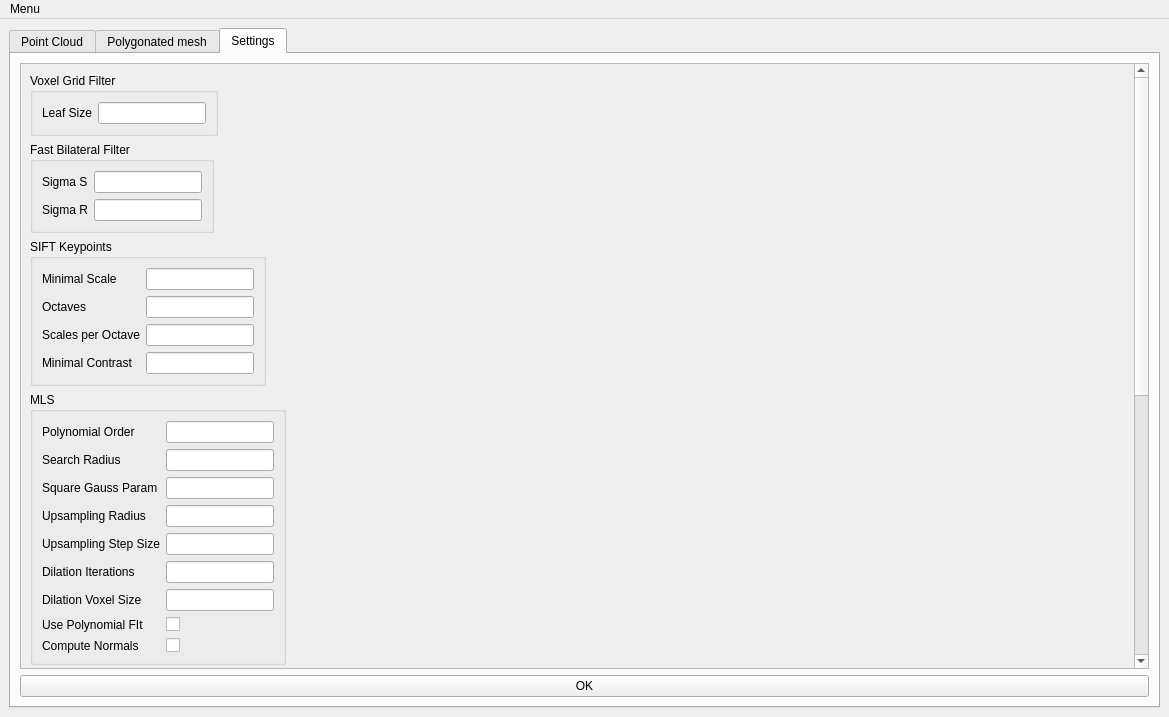
This is src/application.ui in sknot-rh/RoomScanner as Qt 5 draws it before an edit. The edited form follows.
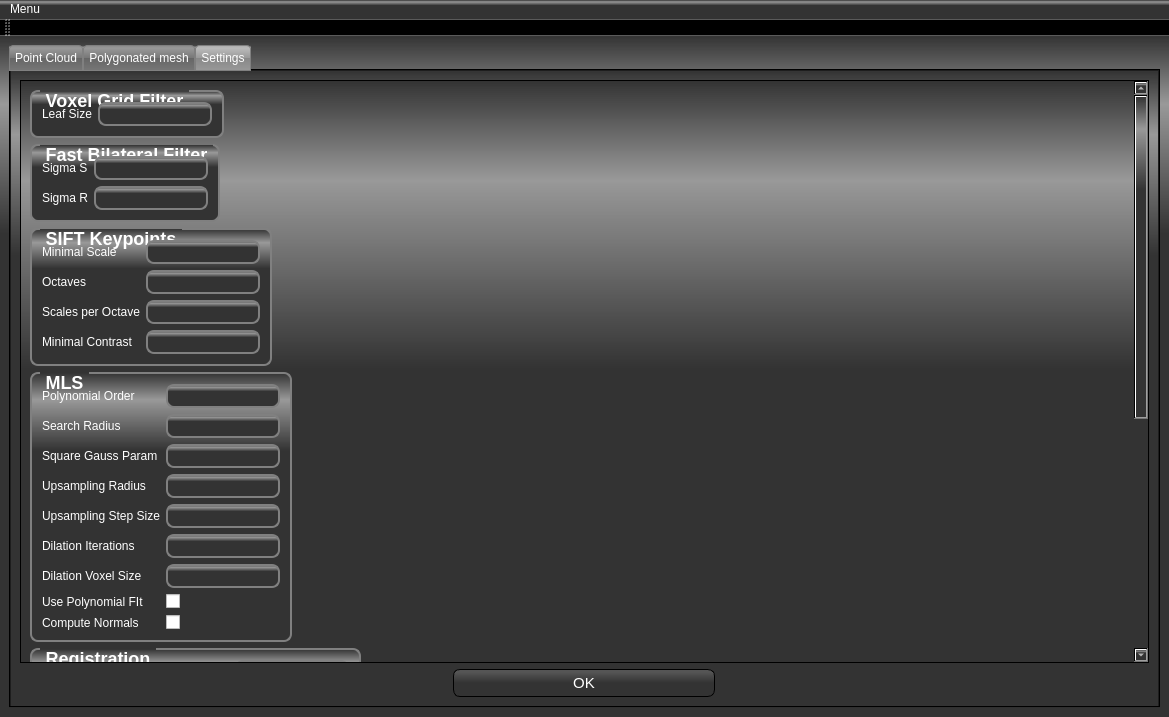
This is the edited form. The open tabs and pages were chosen to show the change. Custom widgets are drawn as their Qt base class.

Diff of the .ui file:
```diff
--- a/src/application.ui
+++ b/src/application.ui
@@ -25,8 +25,36 @@
   <property name="windowTitle">
    <string>PCLViewer</string>
   </property>
+  <property name="styleSheet">
+   <string notr="true">QWidget{
+color:white;
+background-color: QLinearGradient( x1: 0, y1: 0, x2: 0, y2: 1, stop: 0 #333 stop: 0.1 #999, stop: 0.29 #333, stop: 0.29 #333, stop: 1 #333);
+}
+
+QPushButton {
+color: white;
+background-color: QLinearGradient( x1: 0, y1: 0, x2: 0, y2: 1, stop: 0 #555, stop: 0.1 #555, stop: 0.49 #333, stop: 0.5 #333, stop: 1 #333);
+border-width: 1px;
+border-color: #000;
+border-style: solid;
+border-radius: 7;
+padding: 3px;
+font-size: 15px;
+padding-left: 5px;
+padding-right: 5px;
+min-width: 50px;
+max-width: 250px;
+min-height: 20px;
+max-height: 20px;
+}
+
+QLabel{
+color:white;
+background: none !important;
+}</string>
+  </property>
   <widget class="QWidget" name="centralwidget">
-   <layout class="QHBoxLayout" name="horizontalLayout_3">
+   <layout class="QVBoxLayout" name="verticalLayout">
     <item>
      <widget class="QTabWidget" name="tabWidget">
       <property name="enabled">
@@ -38,6 +66,22 @@
         <verstretch>0</verstretch>
        </sizepolicy>
       </property>
+      <property name="styleSheet">
+       <string notr="true">QTabBar::tab {
+background-color: QLinearGradient( x1: 0, y1: 0, x2: 0, y2: 1, stop: 0 #888, stop: 0.1 #999, stop: 0.49 #777, stop: 0.5 #666, stop: 1 #777);
+border: 1px solid gray;
+border-top-left-radius: 4px;
+border-top-right-radius: 4px;
+min-width: 8ex;
+padding: 5px;
+}
+
+QTabBar::tab:selected, QTabBar::tab:hover {
+background-color: QLinearGradient( x1: 0, y1: 0, x2: 0, y2: 1, stop: 0 #aaa, stop: 0.1 #bbb, stop: 0.49 #999, stop: 0.5 #888, stop: 1 #999);
+}
+
+</string>
+      </property>
       <property name="currentIndex">
        <number>0</number>
       </property>
@@ -170,6 +214,48 @@
        <layout class="QVBoxLayout" name="verticalLayout_6">
         <item>
          <widget class="QScrollArea" name="scrollArea">
+          <property name="styleSheet">
+           <string notr="true">QLineEdit {
+padding: 2px;
+border-style: solid;
+border: 2px solid gray;
+border-radius: 8px;
+}
+
+QGroupBox {
+padding: 1px;
+border-style: solid;
+border: 2px solid gray;
+border-radius: 8px;
+margin-top: 0.5em;
+font-size: 18px;
+font-weight:bold;
+}
+
+QGroupBox::title {
+    subcontrol-origin: margin;
+    left: 10px;
+	font-size: 18px;
+    padding: 0 3px 0 3px;
+}
+
+QCheckBox, QGroupBox::indicator{
+background: none !important;
+}
+
+QCheckBox::indicator:checked, QGroupBox::indicator:checked  {
+background: qlineargradient(x1: 0, y1: 0, x2: 0, y2: 1,
+                                stop: 0 #dfd, stop: 0.2#dfd,
+                                stop: 0.5 #353, stop: 1.0 #353);
+}
+
+QCheckBox::indicator:unchecked, QGroupBox::indicator:unchecked  {
+background: qlineargradient(x1: 0, y1: 0, x2: 0, y2: 1,
+                                stop: 0 #fdd, stop: 0.2#fdd,
+                                stop: 0.5 #533, stop: 1.0 #533);
+}
+</string>
+          </property>
           <property name="verticalScrollBarPolicy">
            <enum>Qt::ScrollBarAlwaysOn</enum>
           </property>
@@ -180,9 +266,9 @@
            <property name="geometry">
             <rect>
              <x>0</x>
-             <y>-446</y>
+             <y>0</y>
              <width>1113</width>
-             <height>1119</height>
+             <height>1276</height>
             </rect>
            </property>
            <layout class="QFormLayout" name="formLayout">
@@ -395,6 +481,11 @@
               <layout class="QFormLayout" name="formLayout_4">
                <item row="0" column="0">
                 <widget class="QLabel" name="label">
+                 <property name="styleSheet">
+                  <string notr="true">QLabel{
+backgroud-color: white;
+}</string>
+                 </property>
                  <property name="text">
                   <string>Polynomial Order</string>
                  </property>
@@ -482,6 +573,9 @@
                  <property name="text">
                   <string/>
                  </property>
+                 <property name="checked">
+                  <bool>false</bool>
+                 </property>
                 </widget>
                </item>
                <item row="8" column="1">
@@ -581,8 +675,19 @@
           </widget>
          </widget>
         </item>
-        <item>
+        <item alignment="Qt::AlignHCenter">
          <widget class="QPushButton" name="pushButton_config">
+          <property name="maximumSize">
+           <size>
+            <width>262</width>
+            <height>28</height>
+           </size>
+          </property>
+          <property name="styleSheet">
+           <string notr="true">#pushButton_config{
+min-width: 250px;
+}</string>
+          </property>
           <property name="text">
            <string>OK</string>
           </property>
@@ -600,7 +705,7 @@
      <x>0</x>
      <y>0</y>
      <width>1169</width>
-     <height>19</height>
+     <height>25</height>
     </rect>
    </property>
    <widget class="QMenu" name="menuMenu">
@@ -617,6 +722,17 @@
    </widget>
    <addaction name="menuMenu"/>
   </widget>
+  <widget class="QToolBar" name="toolBar">
+   <property name="windowTitle">
+    <string>toolBar</string>
+   </property>
+   <attribute name="toolBarArea">
+    <enum>TopToolBarArea</enum>
+   </attribute>
+   <attribute name="toolBarBreak">
+    <bool>false</bool>
+   </attribute>
+  </widget>
   <action name="actionLoad_Point_Cloud">
    <property name="text">
     <string>Load Point Cloud</string>
```
Left out of the diff: 16 changed lines with no effect on the pictures.
